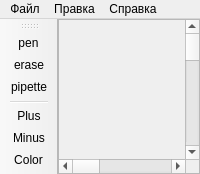
The window that paint_ui.ui (teplov-andrew/mc-paint) describes before a commit, drawn with Qt 5.
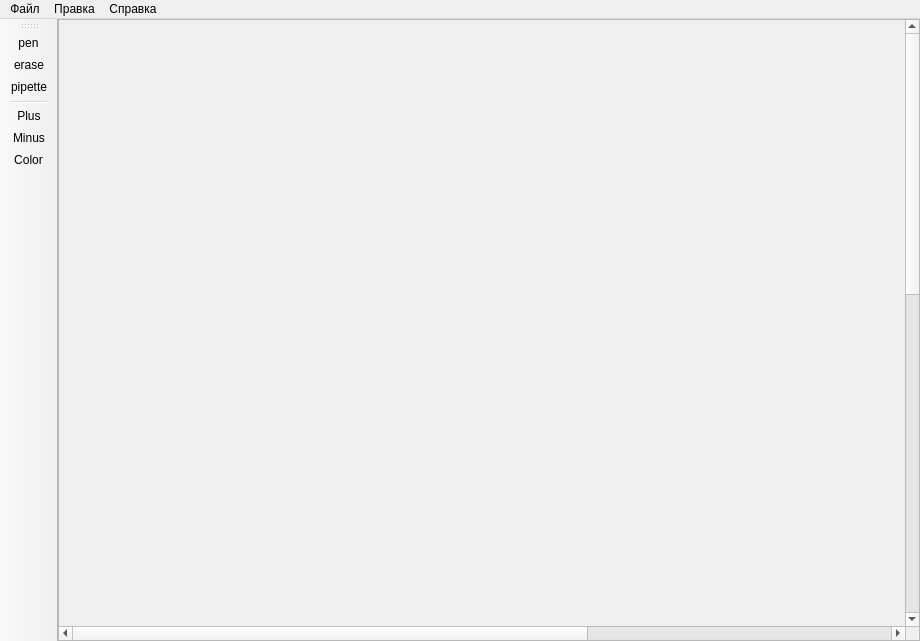
The same window after the commit. Icons and pictures are not drawn.

What changed in the file:
```diff
--- a/paint_ui.ui
+++ b/paint_ui.ui
@@ -5,6 +5,14 @@
   <property name="windowModality">
    <enum>Qt::NonModal</enum>
   </property>
+  <property name="geometry">
+   <rect>
+    <x>0</x>
+    <y>0</y>
+    <width>920</width>
+    <height>641</height>
+   </rect>
+  </property>
   <property name="windowTitle">
    <string>Minecraft Paint</string>
   </property>
@@ -37,6 +45,14 @@
        <bool>true</bool>
       </property>
       <widget class="QWidget" name="scrollAreaWidgetContents">
+       <property name="geometry">
+        <rect>
+         <x>-474</x>
+         <y>0</y>
+         <width>1344</width>
+         <height>1344</height>
+        </rect>
+       </property>
        <property name="minimumSize">
         <size>
          <width>1344</width>
@@ -89,7 +105,7 @@
     <rect>
      <x>0</x>
      <y>0</y>
-     <width>949</width>
+     <width>920</width>
      <height>22</height>
     </rect>
    </property>
```
Left out of the diff: 2 changed lines with no effect on the pictures.
